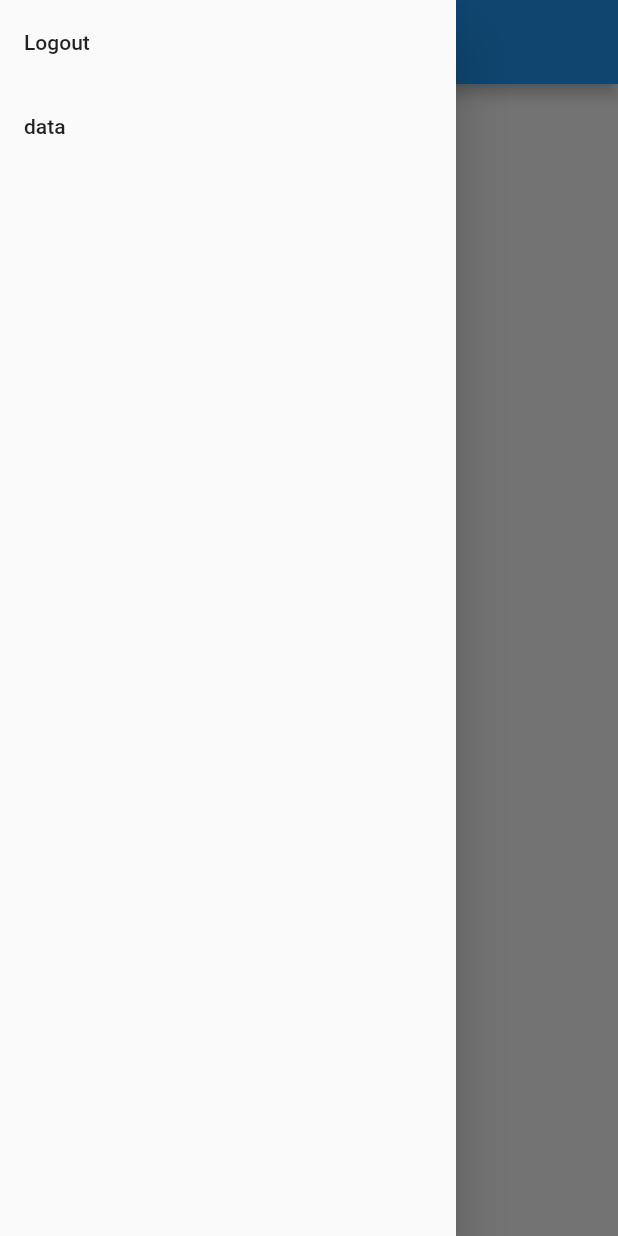
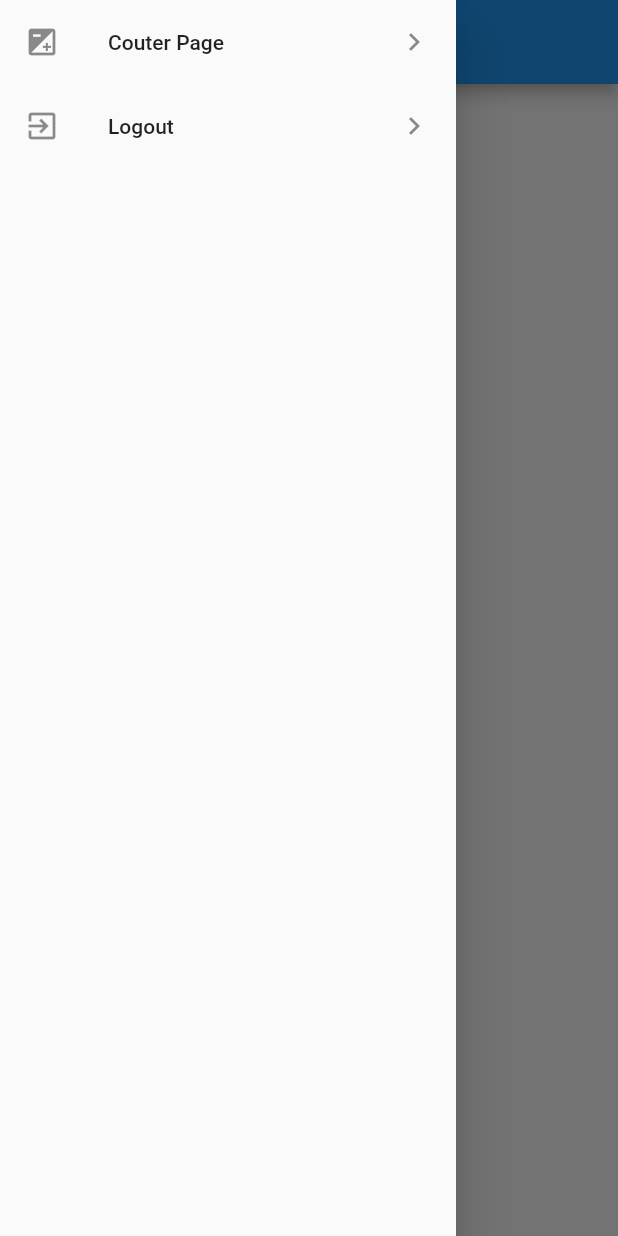
Before and after one commit to hectorlemus/flutter-demo, a Flutter app: the HomePage screen opened directly, with the side drawer open, on a phone screen of 412 x 824 dp. Run offline on Flutter 3.47's test engine with Material 2 defaults, Android fonts, the phone set to English and light mode, and no system bars; our stand-ins replace bloc, equatable, flutter_bloc, flutter_secure_storage; accounts and stored records are empty.

Commit message:
Changes to the interface

```diff
--- a/lib/src/pages/authentication/login_form.dart
+++ b/lib/src/pages/authentication/login_form.dart
@@ -47,11 +47,13 @@ class _LoginFormState extends State<LoginForm> {
                   controller: _passwordController,
                   obscureText: true,
                 ),
+                SizedBox(height: 20),
                 RaisedButton(
                   onPressed:
                       state is! LoginInProgress ? _onLoginButtonPressed : null,
                   child: Text('Login'),
                 ),
+                SizedBox(height: 20),
                 Container(
                   child: state is LoginInProgress
                       ? CircularProgressIndicator()
--- a/lib/src/pages/authentication/login_page.dart
+++ b/lib/src/pages/authentication/login_page.dart
@@ -19,6 +19,7 @@ class LoginPage extends StatelessWidget {
     return Scaffold(
       appBar: AppBar(
         title: Text('Login'),
+        centerTitle: true,
       ),
       body: BlocProvider(
         create: (context) {
@@ -27,7 +28,10 @@ class LoginPage extends StatelessWidget {
             userRepository: userRepository,
           );
         },
-        child: LoginForm(),
+        child: Padding(
+          padding: const EdgeInsets.all(16.0),
+          child: LoginForm(),
+        ),
       ),
     );
   }
--- a/lib/src/pages/home.page.dart
+++ b/lib/src/pages/home.page.dart
@@ -13,20 +13,24 @@ class HomePage extends StatelessWidget {
         child: ListView(
           children: <Widget>[
             ListTile(
+              title: Text('Couter Page'),
+              leading: Icon(Icons.exposure),
+              trailing: Icon(Icons.keyboard_arrow_right),
+              onTap: () => {
+                Navigator.push(context, MaterialPageRoute(builder: (_) {
+                  return CounterPage();
+                }))
+              },
+            ),
+            ListTile(
               title: Text('Logout'),
+              leading: Icon(Icons.exit_to_app),
+              trailing: Icon(Icons.keyboard_arrow_right),
               onTap: () => {
                 BlocProvider.of<AuthenticationBloc>(context)
                     .add(AuthenticationLoggedOut())
               },
             ),
-            ListTile(
-              title: Text('data'),
-              onTap: () => {
-                Navigator.push(context, MaterialPageRoute(builder: (_) {
-                  return CounterPage();
-                }))
-              },
-            )
           ],
         ),
       ),
```
